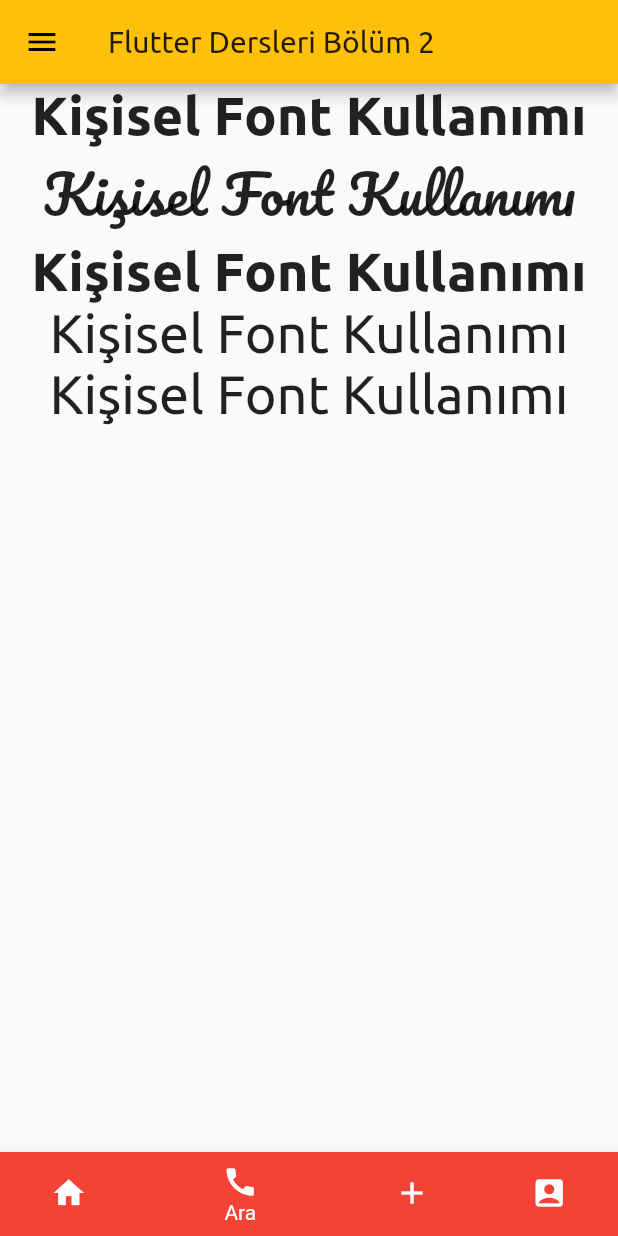
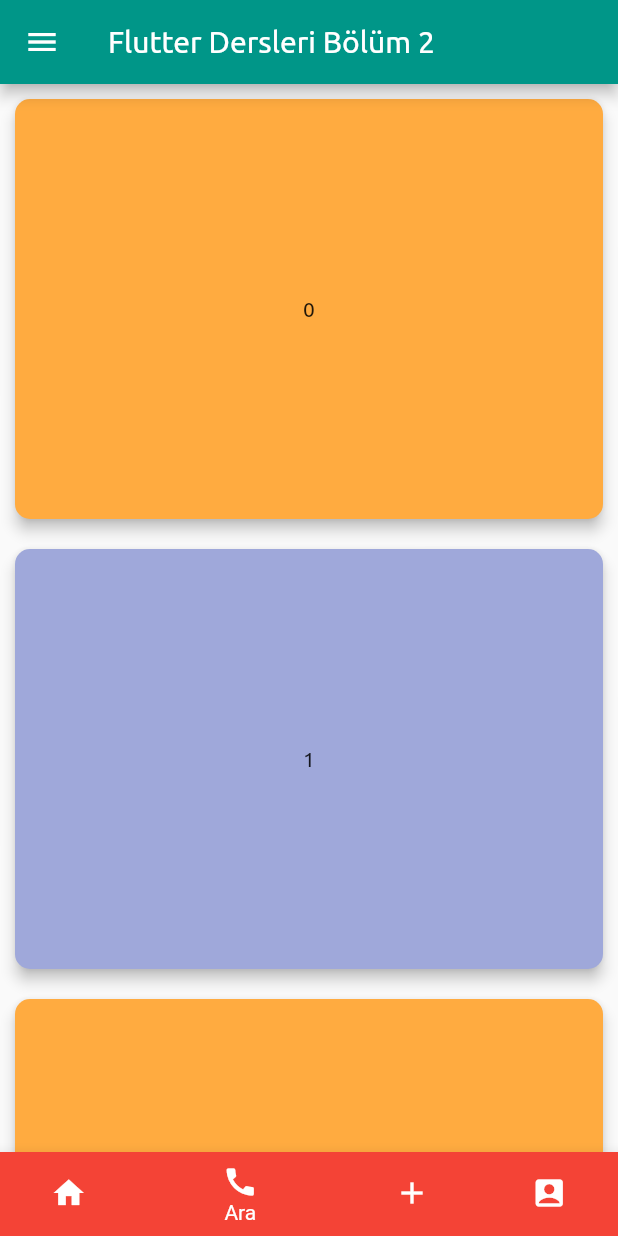
Before and after one commit to emrealtunbilek/flutter_dersleri_bolum2, a Flutter app: the screen it shows after launch, item 2 of the bottom bar chosen, on a phone screen of 412 x 824 dp. Run offline on Flutter 3.47's test engine with Material 2 defaults, Android fonts, the phone set to English and light mode, and no system bars; network calls fail.

Commit message:
bottom navigation bar için sayfa olusturduk ve navigasyonu sagladık

```diff
--- a/lib/main.dart
+++ b/lib/main.dart
@@ -1,4 +1,6 @@
 import 'package:flutter/material.dart';
+import 'package:flutter_dersleri_bolum2/ui/ana_sayfa.dart';
+import 'package:flutter_dersleri_bolum2/ui/arama.dart';
 import 'package:flutter_dersleri_bolum2/ui/drawer_menu.dart';
 import 'package:flutter_dersleri_bolum2/ui/kisisel_font_kullanimi.dart';
 
@@ -12,7 +14,7 @@ class FlutterDersleri extends StatelessWidget {
       title: 'Flutter Dersleri',
       theme: ThemeData(
           fontFamily: 'Genel',
-          primarySwatch: Colors.amber,
+          primarySwatch: Colors.teal,
           accentColor: Colors.orangeAccent),
       home: MyHomePage(),
     );
@@ -28,6 +30,18 @@ class MyHomePage extends StatefulWidget {
 
 class MyHomePageState extends State<MyHomePage> {
   int secilenMenuItem = 0;
+  List<Widget> tumSayfalar;
+  AnaSayfa sayfaAna;
+  AramaSayfasi sayfaArama;
+
+  @override
+  void initState() {
+    // TODO: implement initState
+    super.initState();
+    sayfaAna = AnaSayfa();
+    sayfaArama=AramaSayfasi();
+    tumSayfalar=[sayfaAna, sayfaArama];
+  }
 
   @override
   Widget build(BuildContext context) {
@@ -36,8 +50,13 @@ class MyHomePageState extends State<MyHomePage> {
       appBar: AppBar(
         title: Text("Flutter Dersleri Bölüm 2"),
       ),
-      body: KisiselFont(),
-      bottomNavigationBar: Theme(
+      body: secilenMenuItem <= tumSayfalar.length-1 ? tumSayfalar[secilenMenuItem] : tumSayfalar[0],
+      bottomNavigationBar: bottomNavMenu(),
+    );
+  }
+
+  Theme bottomNavMenu() {
+    return Theme(
       data: ThemeData(
         canvasColor: Colors.cyan.shade100,
         primaryColor: Colors.orangeAccent
@@ -70,7 +89,6 @@ class MyHomePageState extends State<MyHomePage> {
           });
         },
       ),
-      ),
     );
   }
 }
--- /dev/null
+++ b/lib/ui/ana_sayfa.dart
@@ -0,0 +1,12 @@
+import 'package:flutter/material.dart';
+
+class AnaSayfa extends StatelessWidget {
+  @override
+  Widget build(BuildContext context) {
+    return Container(
+      color: Colors.lime.shade300,
+      child: Center(child: Text("ANA SAYFA"),),
+
+    );
+  }
+}
--- /dev/null
+++ b/lib/ui/arama.dart
@@ -0,0 +1,22 @@
+import 'package:flutter/material.dart';
+
+
+class AramaSayfasi extends StatelessWidget {
+  @override
+  Widget build(BuildContext context) {
+     return ListView.builder(itemExtent: 300,itemBuilder: (context, index){
+
+       return Container(
+         padding: EdgeInsets.all(10),
+         child: Material(
+           elevation: 4,
+           borderRadius: BorderRadius.circular(10),
+           color: index % 2 == 0 ? Colors.orangeAccent.shade200 : Colors.indigo.shade200,
+           child: Center(child: Text(index.toString()),),
+         ),
+       );
+
+     });
+
+  }
+}
```
Lines whose indentation alone changed are shown as unchanged.
